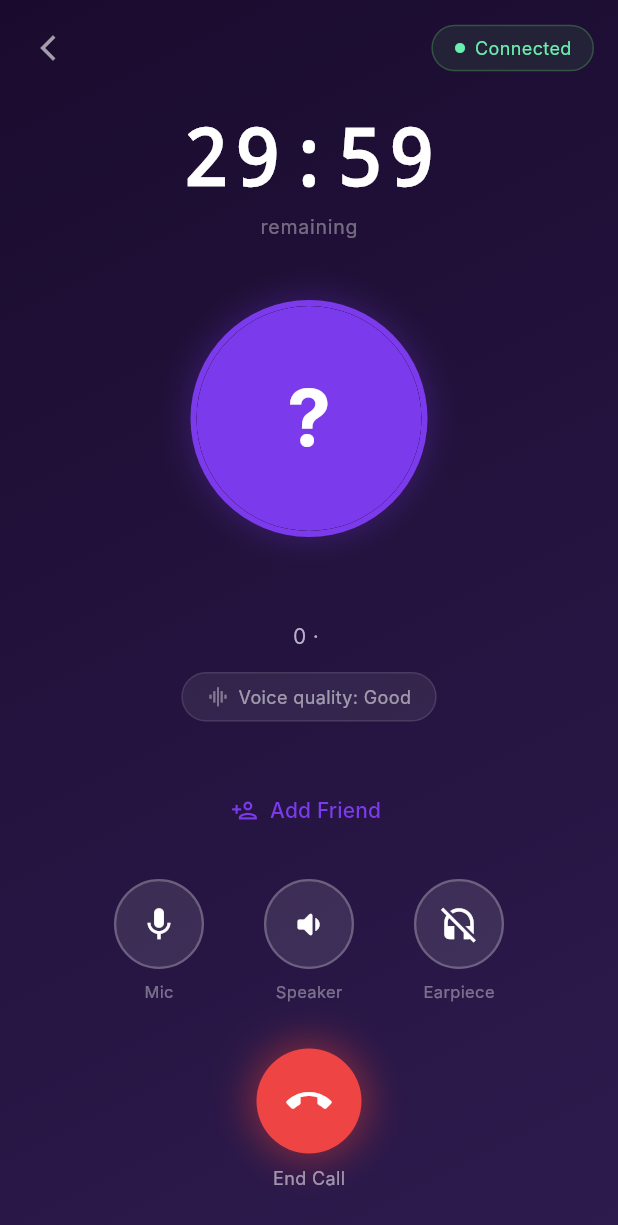
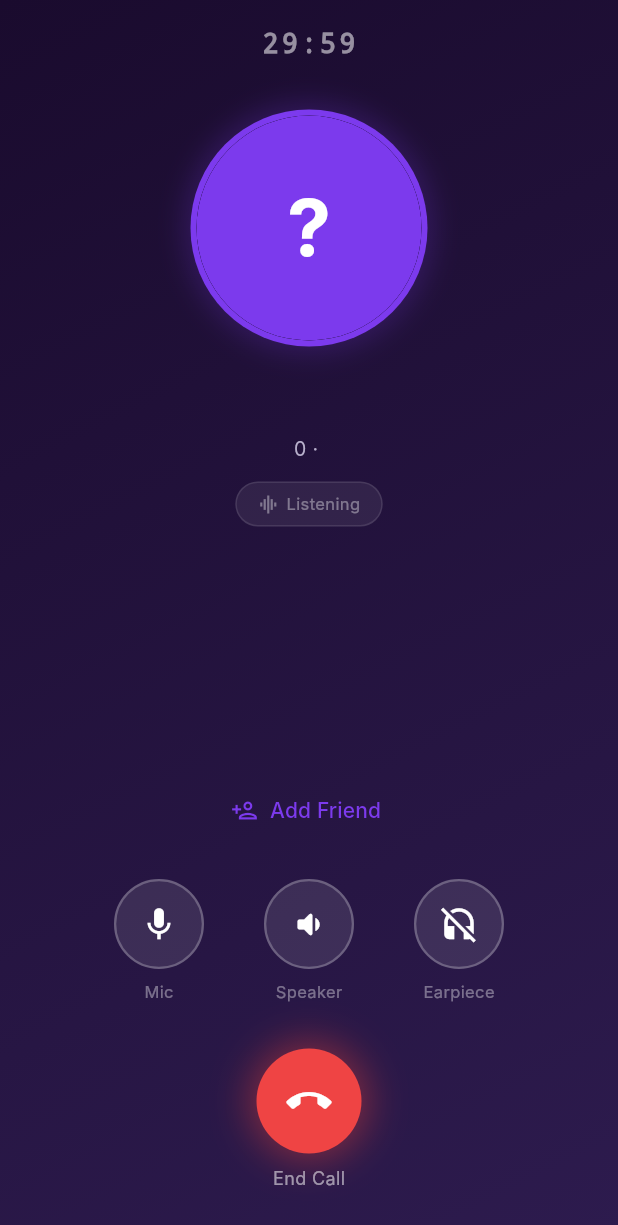
Before and after one commit to Vijayvsnv/tark-peer, a Flutter app: the CallScreen screen opened directly with empty values, on a phone screen of 412 x 824 dp. Shown: the top 1225 px of the screen. Run offline on Flutter 3.47's test engine with Material 3 defaults, Android fonts, the phone set to English and light mode, and no system bars; our stand-ins replace cached_network_image, flutter_dotenv, go_router, permission_handler, supabase_flutter; missing offline and left inert: agora_rtc_engine, flutter_foreground_task; accounts and stored records are empty; Roboto replaces fonts that are missing (Inter); statements that could not run were skipped.

Commit message:
feat: call screen UI redesign + bio on call screen
- Remove back button and Connected badge from call screen
- Timer moved to top center, small and subtle (warns red at 30s)
- Partner profile prominent: large avatar → name → bio → age/gender
- Speaking indicator simplified: Listening / Speaking...
- Backend: fetch bio in _fetch_profile, include in match payload
- PartnerInfo model: add bio field

Co-Authored-By: Claude Sonnet 4.6 <noreply@anthropic.com>

```diff
--- a/flutter_app/lib/models/match_event.dart
+++ b/flutter_app/lib/models/match_event.dart
@@ -3,19 +3,22 @@ class PartnerInfo {
   final int? age;
   final String? gender;
   final String? avatarUrl;
+  final String? bio;
 
   const PartnerInfo({
     required this.name,
     this.age,
     this.gender,
     this.avatarUrl,
+    this.bio,
   });
 
   factory PartnerInfo.fromJson(Map<String, dynamic> json) => PartnerInfo(
-        name: json['name'] as String,
+        name: json['name'] as String? ?? 'User',
         age: json['age'] as int?,
         gender: json['gender'] as String?,
         avatarUrl: json['avatar_url'] as String?,
+        bio: json['bio'] as String?,
       );
 }
 
--- a/flutter_app/lib/screens/call/call_screen.dart
+++ b/flutter_app/lib/screens/call/call_screen.dart
@@ -407,63 +407,28 @@ class _CallScreenState extends State<CallScreen> with TickerProviderStateMixin {
 
     return Column(
       children: [
-        // ── Top bar ──────────────────────────────────────────────────────────
-        Padding(
-          padding: const EdgeInsets.fromLTRB(8, 8, 16, 0),
-          child: Row(
-            mainAxisAlignment: MainAxisAlignment.spaceBetween,
-            children: [
-              IconButton(
-                icon: const Icon(Icons.arrow_back_ios_new, color: Colors.white60, size: 20),
-                onPressed: _confirmEndCall,
-                tooltip: 'End call',
-              ),
-              // Connection status badge
-              Container(
-                padding: const EdgeInsets.symmetric(horizontal: 14, vertical: 6),
-                decoration: BoxDecoration(
-                  color: Colors.green.withOpacity(0.12),
-                  borderRadius: BorderRadius.circular(20),
-                  border: Border.all(color: Colors.green.withOpacity(0.35)),
-                ),
-                child: const Row(
-                  mainAxisSize: MainAxisSize.min,
-                  children: [
-                    Icon(Icons.circle, color: Colors.greenAccent, size: 8),
-                    SizedBox(width: 6),
-                    Text('Connected', style: TextStyle(color: Colors.greenAccent, fontSize: 12)),
-                  ],
-                ),
-              ),
-            ],
-          ),
-        ),
-
-        const SizedBox(height: 12),
-
-        // ── Countdown timer ───────────────────────────────────────────────────
+        // ── Timer — subtle, top center ────────────────────────────────────────
+        const SizedBox(height: 16),
         Text(
           _formatTime(_remaining),
           style: TextStyle(
-            color: _showWarning ? const Color(0xFFFF6B6B) : Colors.white,
-            fontSize: 52,
-            fontWeight: FontWeight.bold,
+            color: _showWarning ? const Color(0xFFFF6B6B) : Colors.white54,
+            fontSize: 18,
+            fontWeight: FontWeight.w600,
             fontFamily: 'monospace',
-            letterSpacing: 3,
+            letterSpacing: 2,
           ),
         ),
-        Text(
-          _showWarning ? '⚠  Ending soon' : 'remaining',
-          style: TextStyle(
-            color: _showWarning
-                ? const Color(0xFFFF6B6B).withOpacity(0.85)
-                : Colors.white38,
-            fontSize: 13,
-            letterSpacing: 0.5,
+        if (_showWarning)
+          const Padding(
+            padding: EdgeInsets.only(top: 2),
+            child: Text(
+              '⚠  Ending soon',
+              style: TextStyle(color: Color(0xFFFF6B6B), fontSize: 11),
+            ),
           ),
-        ),
 
-        const SizedBox(height: 36),
+        const SizedBox(height: 28),
 
         // ── Partner avatar ────────────────────────────────────────────────────
         AnimatedBuilder(
@@ -475,7 +440,6 @@ class _CallScreenState extends State<CallScreen> with TickerProviderStateMixin {
           child: Stack(
             alignment: Alignment.center,
             children: [
-              // Glow halo — visible when partner speaks
               AnimatedContainer(
                 duration: const Duration(milliseconds: 300),
                 width: _partnerSpeaking ? 176 : 164,
@@ -491,16 +455,11 @@ class _CallScreenState extends State<CallScreen> with TickerProviderStateMixin {
                   ],
                 ),
               ),
-              // Purple ring
               Container(
                 width: 158,
                 height: 158,
-                decoration: BoxDecoration(
-                  shape: BoxShape.circle,
-                  color: kPrimary,
-                ),
+                decoration: BoxDecoration(shape: BoxShape.circle, color: kPrimary),
               ),
-              // Avatar (inner circle slightly smaller)
               Container(
                 width: 150,
                 height: 150,
@@ -527,26 +486,48 @@ class _CallScreenState extends State<CallScreen> with TickerProviderStateMixin {
           partner.name,
           style: const TextStyle(
             color: Colors.white,
-            fontSize: 22,
+            fontSize: 24,
             fontWeight: FontWeight.bold,
           ),
         ),
-        const SizedBox(height: 4),
-        if (partner.age != null || partner.gender != null)
+
+        // ── Age / gender ──────────────────────────────────────────────────────
+        if (partner.age != null || partner.gender != null) ...[
+          const SizedBox(height: 4),
           Text(
             [
               if (partner.age != null) '${partner.age}',
               if (partner.gender != null) partner.gender!,
             ].join(' · '),
-            style: const TextStyle(color: Color(0xFFB8B0CC), fontSize: 14),
+            style: const TextStyle(color: Color(0xFFB8B0CC), fontSize: 13),
           ),
+        ],
 
-        const SizedBox(height: 14),
+        // ── Bio ───────────────────────────────────────────────────────────────
+        if (partner.bio != null && partner.bio!.trim().isNotEmpty) ...[
+          const SizedBox(height: 10),
+          Padding(
+            padding: const EdgeInsets.symmetric(horizontal: 32),
+            child: Text(
+              partner.bio!,
+              textAlign: TextAlign.center,
+              maxLines: 2,
+              overflow: TextOverflow.ellipsis,
+              style: const TextStyle(
+                color: Color(0xFFB8B0CC),
+                fontSize: 13,
+                fontStyle: FontStyle.italic,
+              ),
+            ),
+          ),
+        ],
 
-        // ── Voice quality / speaking badge ────────────────────────────────────
+        const SizedBox(height: 12),
+
+        // ── Speaking indicator ────────────────────────────────────────────────
         AnimatedContainer(
           duration: const Duration(milliseconds: 250),
-          padding: const EdgeInsets.symmetric(horizontal: 16, vertical: 7),
+          padding: const EdgeInsets.symmetric(horizontal: 14, vertical: 6),
           decoration: BoxDecoration(
             color: Colors.white.withOpacity(0.07),
             borderRadius: BorderRadius.circular(22),
@@ -558,14 +539,14 @@ class _CallScreenState extends State<CallScreen> with TickerProviderStateMixin {
               Icon(
                 Icons.graphic_eq,
                 color: _partnerSpeaking ? Colors.greenAccent : Colors.white38,
-                size: 15,
+                size: 14,
               ),
-              const SizedBox(width: 6),
+              const SizedBox(width: 5),
               Text(
-                _partnerSpeaking ? 'Partner speaking...' : 'Voice quality: Good',
+                _partnerSpeaking ? 'Speaking...' : 'Listening',
                 style: TextStyle(
-                  color: _partnerSpeaking ? Colors.greenAccent : Colors.white54,
-                  fontSize: 12,
+                  color: _partnerSpeaking ? Colors.greenAccent : Colors.white38,
+                  fontSize: 11,
                 ),
               ),
             ],
@@ -585,7 +566,6 @@ class _CallScreenState extends State<CallScreen> with TickerProviderStateMixin {
           child: Row(
             mainAxisAlignment: MainAxisAlignment.spaceEvenly,
             children: [
-              // Mic toggle — red when muted
               _ControlBtn(
                 icon: _micEnabled ? Icons.mic : Icons.mic_off,
                 label: _micEnabled ? 'Mic' : 'Muted',
@@ -593,7 +573,6 @@ class _CallScreenState extends State<CallScreen> with TickerProviderStateMixin {
                 activeColor: const Color(0xFFEF4444),
                 onTap: _toggleMic,
               ),
-              // Speaker toggle — purple when on
               _ControlBtn(
                 icon: _speakerEnabled ? Icons.volume_up_rounded : Icons.volume_down_rounded,
                 label: 'Speaker',
```
Also changed, not shown: 1 other file.
